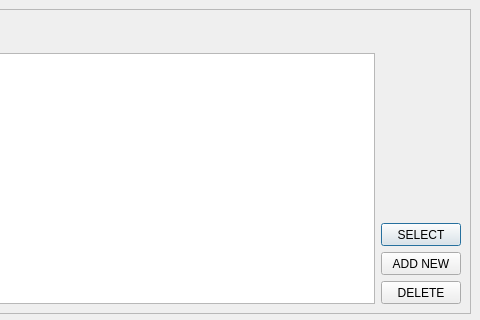
First picture: the form in views/position_dialog.ui, repository sarest/singleton, before the edit; both pictures show x 222 to 702 and y 0 to 320 of the 702 by 541 pixel window.
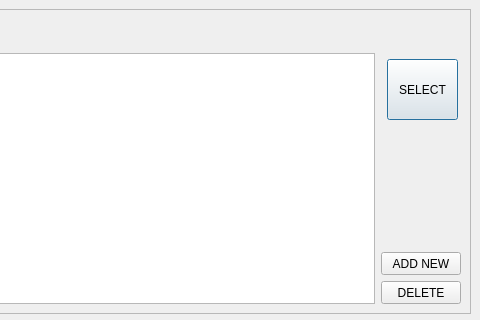
Second picture: the form after the edit.

Commit message: 09/08 commit reference positions dialog done

The edit to the form file:
```diff
--- a/views/position_dialog.ui
+++ b/views/position_dialog.ui
@@ -54,10 +54,10 @@
    <widget class="QPushButton" name="bSelect">
     <property name="geometry">
      <rect>
-      <x>594</x>
-      <y>214</y>
-      <width>80</width>
-      <height>23</height>
+      <x>600</x>
+      <y>50</y>
+      <width>71</width>
+      <height>61</height>
      </rect>
     </property>
     <property name="text">
```
Left out of the diff: 18 changed lines with no effect on the pictures. The commit also changes 26 other files.
